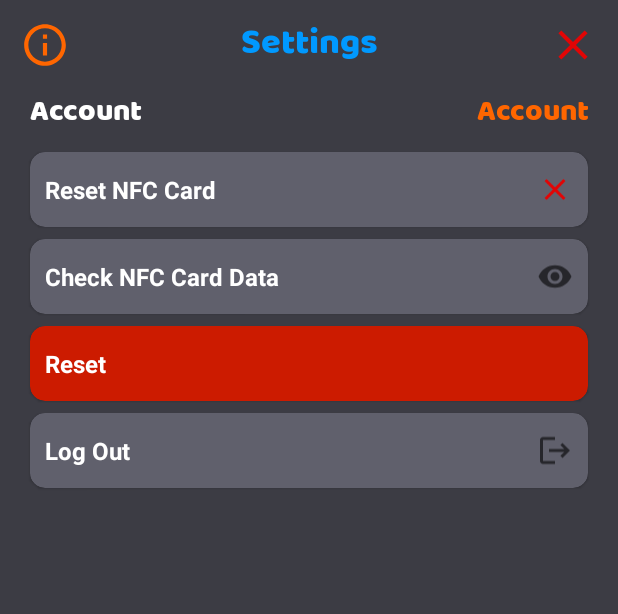
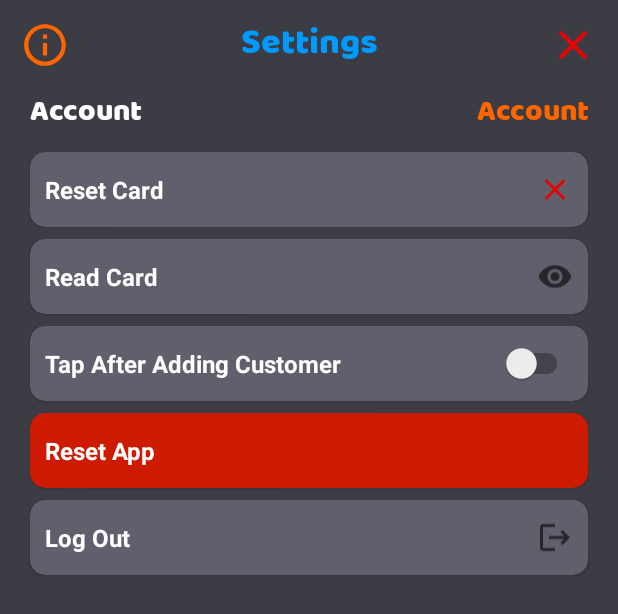
Before and after one commit to Amark18/Check_Verification_System, an Android app: the layout bottom_sheet_settings.xml on its own in the app's theme, with its tools: preview values and no code run, on a phone screen of 412 x 824 dp. Shown: the top 614 px of the screen. Run offline under Robolectric (Android 15) with nearby library versions, the phone set to English and light mode, and no system bars; Roboto replaces fonts that are not available here.

Commit message:
Showing Tap prompt after adding customer can be changed via settings

```diff
--- a/app/src/main/java/com/akapps/check_verification_system/bottomsheet/AddCustomerSheet.java
+++ b/app/src/main/java/com/akapps/check_verification_system/bottomsheet/AddCustomerSheet.java
@@ -342,7 +342,13 @@ public class AddCustomerSheet extends RoundedBottomSheetDialogFragment {
                                 firestoreDatabase.addCustomer(firstName, lastName, Integer.parseInt(year),
                                         phoneNumber.length() == 10 ? phoneNumber : "", "", "");
                                 firestoreDatabase.uploadImages(profileImageUri, licenseImageUri, new Customer(customerID));
-                                ((MainActivity) getContext()).showNfcPrompt(customerID, false);
+
+                                // based on user setting, nfc card prompts will be shown
+                                String showNfcPromptStatus = Helper.getPreference(getContext(),
+                                        getContext().getString(R.string.show_nfc_prompt_pref));
+                                if(showNfcPromptStatus != null && !showNfcPromptStatus.equals(""))
+                                    ((MainActivity) getContext()).showNfcPrompt(customerID, false);
+
                                 // update dashboard
                                 firestoreDatabase.loadCustomerData(true);
                                 Helper.showMessage(getActivity(), getString(R.string.customer_added_title),
--- a/app/src/main/java/com/akapps/check_verification_system/bottomsheet/SettingsSheet.java
+++ b/app/src/main/java/com/akapps/check_verification_system/bottomsheet/SettingsSheet.java
@@ -6,6 +6,7 @@ import android.os.Handler;
 import android.view.LayoutInflater;
 import android.view.View;
 import android.view.ViewGroup;
+import android.widget.CompoundButton;
 import android.widget.FrameLayout;
 import android.widget.ImageView;
 import android.widget.TextView;
@@ -20,6 +21,7 @@ import com.deishelon.roundedbottomsheet.RoundedBottomSheetDialogFragment;
 import com.google.android.material.bottomsheet.BottomSheetBehavior;
 import com.google.android.material.bottomsheet.BottomSheetDialog;
 import com.google.android.material.card.MaterialCardView;
+import com.google.android.material.switchmaterial.SwitchMaterial;
 import com.google.firebase.auth.FirebaseAuth;
 
 import org.jetbrains.annotations.NotNull;
@@ -56,17 +58,25 @@ public class SettingsSheet extends RoundedBottomSheetDialogFragment{
         ImageView info = view.findViewById(R.id.info);
         MaterialCardView resetNfcCard = view.findViewById(R.id.reset_nfc_card);
         MaterialCardView readNfcCard = view.findViewById(R.id.read_nfc_card);
+        MaterialCardView showNfcPrompt = view.findViewById(R.id.show_nfc_prompt);
         MaterialCardView resetApp = view.findViewById(R.id.reset_app);
         MaterialCardView logOut = view.findViewById(R.id.log_out);
         TextView cardReadText = view.findViewById(R.id.text_read);
         TextView storeAccount = view.findViewById(R.id.account_store);
+        SwitchMaterial showNfcSwitch = view.findViewById(R.id.show_nfc_prompt_switch);
 
         storeAccount.setText(Helper.getStoreName(getContext()));
 
         if (NfcAdapter.getDefaultAdapter(getContext()) == null) {
             resetNfcCard.setVisibility(View.GONE);
             readNfcCard.setVisibility(View.GONE);
+            showNfcPrompt.setVisibility(View.GONE);
         }
+
+        // gets user setting for switch
+        String showNfcPromptStatus = Helper.getPreference(getContext(),
+                getContext().getString(R.string.show_nfc_prompt_pref));
+        showNfcSwitch.setChecked(showNfcPromptStatus == null || showNfcPromptStatus.equals("") ? false: true);
 
         if(dataRead != null && !dataRead.isEmpty()) {
             dataRead = dataRead.replace("en", "");
@@ -87,6 +97,12 @@ public class SettingsSheet extends RoundedBottomSheetDialogFragment{
             if(Helper.checkNfcStatus(getActivity(), getContext())) {
                 ((MainActivity) getContext()).showNfcPrompt("", true);
             }
+        });
+
+        showNfcSwitch.setOnCheckedChangeListener((compoundButton, b) -> {
+            String currentNfcPromptStatus = b ? "on" : "";
+            Helper.savePreference(getContext(), currentNfcPromptStatus,
+                    getContext().getString(R.string.show_nfc_prompt_pref));
         });
 
         resetApp.setOnClickListener(v -> Helper.showMessage(getActivity(),
--- a/app/src/main/res/layout/bottom_sheet_settings.xml
+++ b/app/src/main/res/layout/bottom_sheet_settings.xml
@@ -153,6 +153,50 @@
     </com.google.android.material.card.MaterialCardView>
 
     <com.google.android.material.card.MaterialCardView
+        android:id="@+id/show_nfc_prompt"
+        android:layout_width="match_parent"
+        android:layout_height="50dp"
+        android:layout_marginHorizontal="20dp"
+        app:cardBackgroundColor="@color/gray"
+        android:layout_marginTop="@dimen/dimen_12"
+        app:cardCornerRadius="10dp"
+        app:layout_constraintEnd_toEndOf="parent"
+        app:layout_constraintStart_toStartOf="parent"
+        app:layout_constraintTop_toBottomOf="@+id/read_nfc_card">
+
+        <LinearLayout
+            android:layout_width="match_parent"
+            android:layout_height="match_parent"
+            android:orientation="horizontal"
+            android:weightSum="100">
+
+            <TextView
+                android:id="@+id/text_show_prompt"
+                android:layout_width="match_parent"
+                android:layout_height="match_parent"
+                android:layout_marginLeft="10dp"
+                android:paddingVertical="5dp"
+                android:gravity="center|left"
+                android:layout_weight="20"
+                android:text="@string/show_nfc_prompt"
+                android:textColor="@color/white"
+                android:textSize="16sp"
+                android:textStyle="bold"/>
+
+            <com.google.android.material.switchmaterial.SwitchMaterial
+                android:id="@+id/show_nfc_prompt_switch"
+                android:layout_width="match_parent"
+                android:paddingHorizontal="10dp"
+                android:layout_height="match_parent"
+                android:layout_weight="80"
+                android:theme="@style/SwitchThemeSettings">
+            </com.google.android.material.switchmaterial.SwitchMaterial>
+
+        </LinearLayout>
+
+    </com.google.android.material.card.MaterialCardView>
+
+    <com.google.android.material.card.MaterialCardView
         android:id="@+id/reset_app"
         android:layout_width="match_parent"
         android:layout_height="50dp"
@@ -162,7 +206,7 @@
         app:cardCornerRadius="10dp"
         app:layout_constraintEnd_toEndOf="parent"
         app:layout_constraintStart_toStartOf="parent"
-        app:layout_constraintTop_toBottomOf="@+id/read_nfc_card">
+        app:layout_constraintTop_toBottomOf="@+id/show_nfc_prompt">
 
         <LinearLayout
             android:layout_width="match_parent"
--- a/app/src/main/res/values/strings.xml
+++ b/app/src/main/res/values/strings.xml
@@ -117,9 +117,10 @@
 
     <!-- Settings Sheet !-->
     <string name="settings_title">Settings</string>
-    <string name="reset_nfc_text">Reset NFC Card</string>
-    <string name="see_nfc_card">Check NFC Card Data</string>
-    <string name="reset_app">Reset</string>
+    <string name="reset_nfc_text">Reset Card</string>
+    <string name="see_nfc_card">Read Card</string>
+    <string name="show_nfc_prompt">Tap After Adding Customer</string>
+    <string name="reset_app">Reset App</string>
     <string name="reset_app_message_1">Long Press reset button to confirm.</string>
     <string name="reset_app_message_2">App will close, open app again.</string>
     <string name="log_out">Log Out</string>
@@ -168,5 +169,6 @@
     <string name="login_pref">login</string>
     <string name="last_update_pref">last update</string>
     <string name="account_login_pref">account login</string>
+    <string name="show_nfc_prompt_pref">nfc prompt</string>
 
 </resources>
--- a/app/src/main/res/values/themes.xml
+++ b/app/src/main/res/values/themes.xml
@@ -38,4 +38,8 @@
         <item name="colorAccent">@color/red</item>
     </style>
 
+    <style name="SwitchThemeSettings" parent="AppTheme">
+        <item name="colorAccent">@color/orangeRed</item>
+    </style>
+
 </resources>
```
Also changed, not shown: 1 other file.
